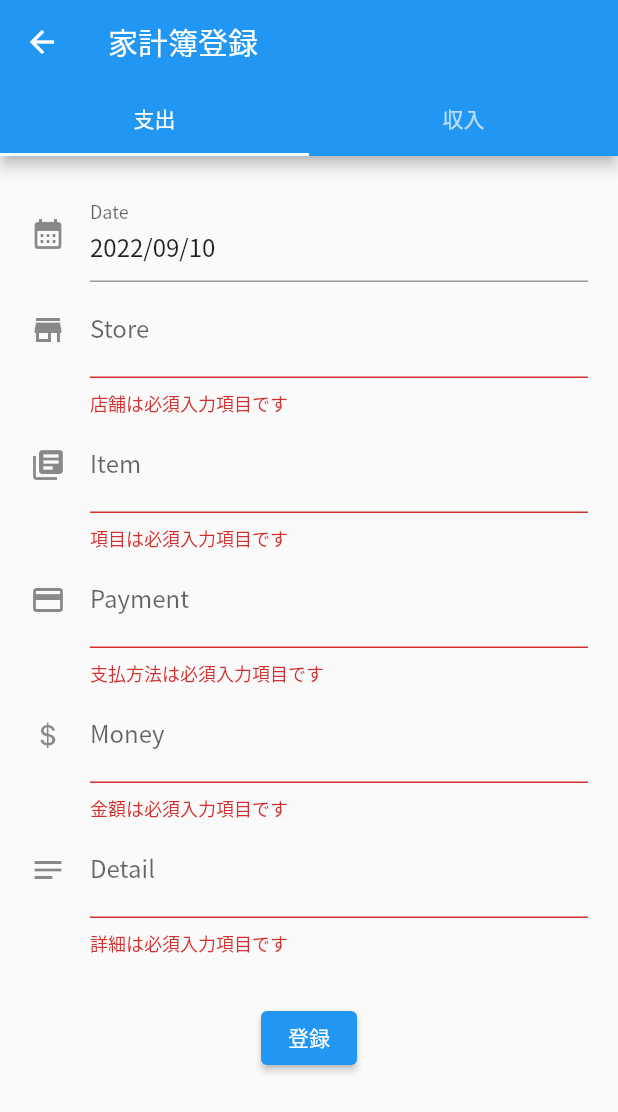
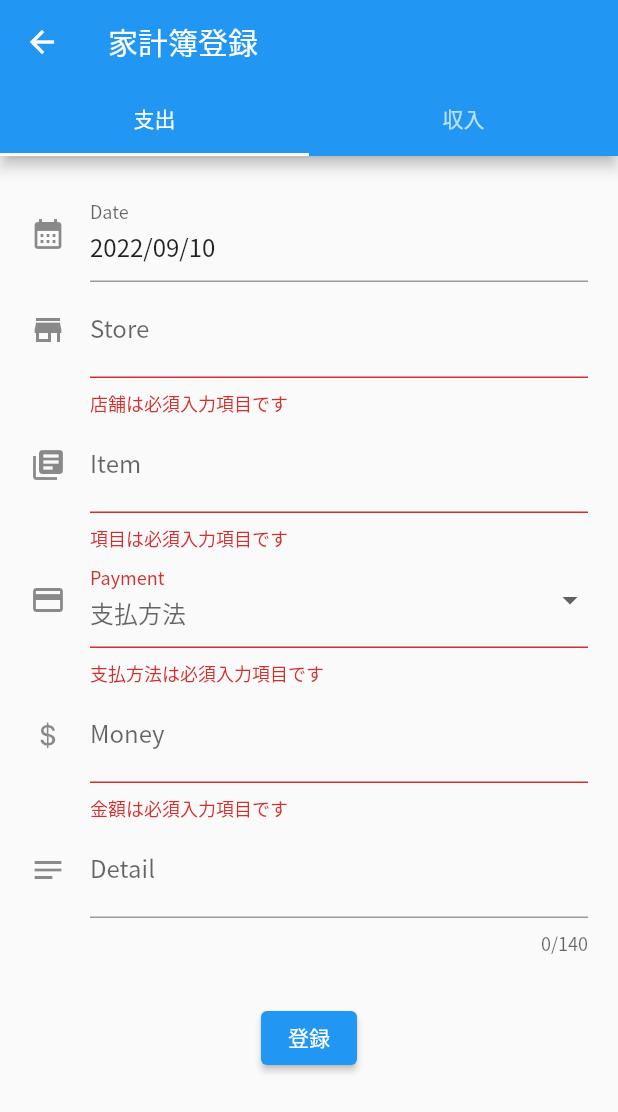
Before and after one commit to kewpie134134/account-book, a Flutter app: the InputFormPage screen opened directly, after a tap on "登録", on a phone screen of 412 x 824 dp. Shown: the top 1112 px of the screen. Run offline on Flutter 3.47's test engine with Material 2 defaults, Android fonts, the phone set to English and light mode, and no system bars; our stand-ins replace cloud_firestore, firebase_core, fl_chart, flutter_riverpod; accounts and stored records are empty.

Commit message:
[update] 入力フォームの側を再修正した

```diff
--- a/lib/pages/home.dart
+++ b/lib/pages/home.dart
@@ -116,7 +116,7 @@ class _HomePageState extends State<HomePage> {
           Navigator.of(context).push<dynamic>(
             MaterialPageRoute(
               builder: (context) {
-                return InputFormPage();
+                return const InputFormPage();
               },
             ),
           );
--- a/lib/pages/input_form.dart
+++ b/lib/pages/input_form.dart
@@ -1,17 +1,39 @@
+import 'package:account_book/components/half_length.dart';
 import 'package:account_book/entities/account_data.dart';
 import 'package:cloud_firestore/cloud_firestore.dart';
 import 'package:flutter/cupertino.dart';
 import 'package:flutter/material.dart';
 import 'package:intl/intl.dart';
 
-class InputFormPage extends StatelessWidget {
-  InputFormPage({Key? key}) : super(key: key);
+class InputFormPage extends StatefulWidget {
+  const InputFormPage({Key? key}) : super(key: key);
 
+  @override
+  State<InputFormPage> createState() => _InputFormPageState();
+}
+
+class _InputFormPageState extends State<InputFormPage> {
   final GlobalKey<FormState> _formKey = GlobalKey<FormState>();
 
   final List<Tab> _tabs = const <Tab>[
     Tab(text: "支出"),
     Tab(text: "収入"),
+  ];
+
+  // FireStore からデータを取得したい
+  final List<DropdownMenuItem<String>> _dropdownMenuItems = const [
+    DropdownMenuItem(
+      value: 'aaa',
+      child: Text('aaa'),
+    ),
+    DropdownMenuItem(
+      value: 'bbb',
+      child: Text('bbb'),
+    ),
+    DropdownMenuItem(
+      value: 'ccc',
+      child: Text('ccc'),
+    ),
   ];
 
   final AccountBookData _data = AccountBookData(
@@ -183,7 +205,8 @@ class InputFormPage extends StatelessWidget {
   }
 
   Widget _createPaymentTextField() {
-    return TextFormField(
+    String? _ = '';
+    return DropdownButtonFormField(
       autovalidateMode: AutovalidateMode.onUserInteraction,
       decoration: const InputDecoration(
         icon: Icon(Icons.payment),
@@ -200,6 +223,12 @@ class InputFormPage extends StatelessWidget {
         }
         return null;
       },
+      items: _dropdownMenuItems,
+      onChanged: (String? value) {
+        setState(() {
+          _ = value;
+        });
+      },
     );
   }
 
@@ -212,12 +241,19 @@ class InputFormPage extends StatelessWidget {
         labelText: "Money",
       ),
       onSaved: (value) {
+        // 全角文字の場合、半角文字に変換する
+        String halfLengthValue =
+            JapaneseString(value!.replaceAll(",", "").toString())
+                .alphanumericToHalfLength();
         // Save 処理が走った時に処理
-        _data.amount = int.parse(value!);
+        _data.amount = int.parse(halfLengthValue);
       },
       validator: (value) {
         if (value == null || value.isEmpty) {
           return "金額は必須入力項目です";
+        }
+        if (!RegExp(r"^[0-9０-９][0-9０-９,]*$").hasMatch(value)) {
+          return "金額を入力したください";
         }
         return null;
       },
@@ -232,13 +268,16 @@ class InputFormPage extends StatelessWidget {
         hintText: "詳細",
         labelText: "Detail",
       ),
+      keyboardType: TextInputType.multiline,
+      maxLength: 140,
+      maxLines: null,
       onSaved: (value) {
         // Save が走った時に処理
         _data.detail = value.toString();
       },
       validator: (value) {
-        if (value == null || value.isEmpty) {
-          return "詳細は必須入力項目です";
+        if (value != null && value.length > 140) {
+          return "詳細は 140 文字以内です";
         }
         return null;
       },
--- a/lib/pages/list.dart
+++ b/lib/pages/list.dart
@@ -70,7 +70,7 @@ class ListPage extends StatelessWidget {
                   Navigator.of(context).push<dynamic>(
                     MaterialPageRoute(
                       builder: (context) {
-                        return InputFormPage();
+                        return const InputFormPage();
                       },
                     ),
                   );
```
Also changed, not shown: lib/components/half_length.dart (added, +25 -0 lines).
